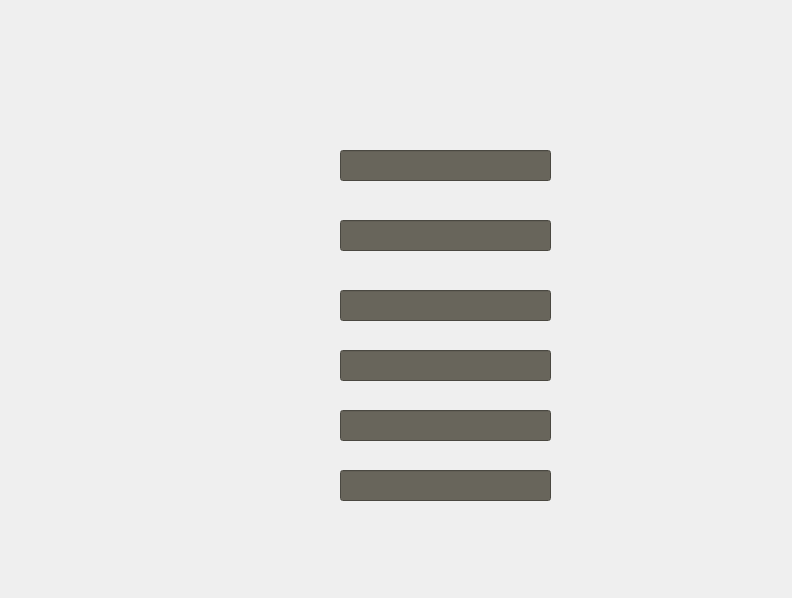
Qt form Client/mainwindow.ui (Amirmahdi-AM/Plants-VS-Zombies) before a commit.
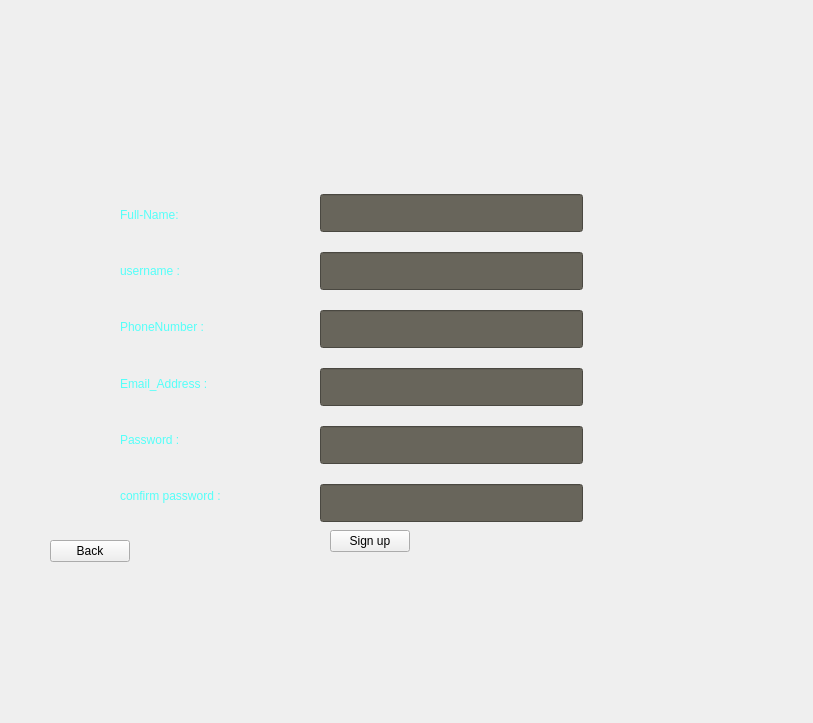
The same form after that commit.

Commit message: Sign up page was designed.sign up picture changed.Regex was used for email validation

```diff
--- a/Client/mainwindow.ui
+++ b/Client/mainwindow.ui
@@ -6,8 +6,8 @@
    <rect>
     <x>0</x>
     <y>0</y>
-    <width>792</width>
-    <height>598</height>
+    <width>813</width>
+    <height>723</height>
    </rect>
   </property>
   <property name="windowTitle">
@@ -21,9 +21,9 @@
     <property name="geometry">
      <rect>
       <x>0</x>
-      <y>10</y>
+      <y>0</y>
       <width>701</width>
-      <height>611</height>
+      <height>571</height>
      </rect>
     </property>
     <property name="currentIndex">
@@ -156,15 +156,44 @@
      </widget>
     </widget>
     <widget class="QWidget" name="Signup">
+     <widget class="QPushButton" name="SignupCheck">
+      <property name="geometry">
+       <rect>
+        <x>330</x>
+        <y>530</y>
+        <width>80</width>
+        <height>22</height>
+       </rect>
+      </property>
+      <property name="text">
+       <string>Sign up</string>
+      </property>
+     </widget>
+     <widget class="QPushButton" name="Back">
+      <property name="geometry">
+       <rect>
+        <x>50</x>
+        <y>540</y>
+        <width>80</width>
+        <height>22</height>
+       </rect>
+      </property>
+      <property name="text">
+       <string>Back</string>
+      </property>
+     </widget>
+     <widget class="QWidget" name="">
+      <property name="geometry">
+       <rect>
+        <x>320</x>
+        <y>180</y>
+        <width>263</width>
+        <height>361</height>
+       </rect>
+      </property>
+      <layout class="QVBoxLayout" name="verticalLayout">
+       <item>
      <widget class="QLineEdit" name="lineEdit_3">
-      <property name="geometry">
-       <rect>
-        <x>340</x>
-        <y>140</y>
-        <width>211</width>
-        <height>31</height>
-       </rect>
-      </property>
       <property name="font">
        <font>
         <family>SWIsot3</family>
@@ -176,15 +205,9 @@
 color: rgb(255, 255, 255);</string>
       </property>
      </widget>
+       </item>
+       <item>
      <widget class="QLineEdit" name="lineEdit_4">
-      <property name="geometry">
-       <rect>
-        <x>340</x>
-        <y>210</y>
-        <width>211</width>
-        <height>31</height>
-       </rect>
-      </property>
       <property name="font">
        <font>
         <family>SWIsot3</family>
@@ -196,15 +219,9 @@
 color: rgb(255, 255, 255);</string>
       </property>
      </widget>
+       </item>
+       <item>
      <widget class="QLineEdit" name="lineEdit_5">
-      <property name="geometry">
-       <rect>
-        <x>340</x>
-        <y>280</y>
-        <width>211</width>
-        <height>31</height>
-       </rect>
-      </property>
       <property name="font">
        <font>
         <family>SWIsot3</family>
@@ -216,15 +233,9 @@
 color: rgb(255, 255, 255);</string>
       </property>
      </widget>
+       </item>
+       <item>
      <widget class="QLineEdit" name="lineEdit_6">
-      <property name="geometry">
-       <rect>
-        <x>340</x>
-        <y>340</y>
-        <width>211</width>
-        <height>31</height>
-       </rect>
-      </property>
       <property name="font">
        <font>
         <family>SWIsot3</family>
@@ -236,15 +247,9 @@
 color: rgb(255, 255, 255);</string>
       </property>
      </widget>
+       </item>
+       <item>
      <widget class="QLineEdit" name="lineEdit_7">
-      <property name="geometry">
-       <rect>
-        <x>340</x>
-        <y>400</y>
-        <width>211</width>
-        <height>31</height>
-       </rect>
-      </property>
       <property name="font">
        <font>
         <family>SWIsot3</family>
@@ -256,15 +261,9 @@
 color: rgb(255, 255, 255);</string>
       </property>
      </widget>
+       </item>
+       <item>
      <widget class="QLineEdit" name="lineEdit_8">
-      <property name="geometry">
-       <rect>
-        <x>340</x>
-        <y>460</y>
-        <width>211</width>
-        <height>31</height>
-       </rect>
-      </property>
       <property name="font">
        <font>
         <family>SWIsot3</family>
@@ -275,6 +274,87 @@
        <string notr="true">background-color: rgb(104, 101, 91);
 color: rgb(255, 255, 255);</string>
       </property>
+        </widget>
+       </item>
+      </layout>
+     </widget>
+     <widget class="QWidget" name="">
+      <property name="geometry">
+       <rect>
+        <x>120</x>
+        <y>190</y>
+        <width>202</width>
+        <height>331</height>
+       </rect>
+      </property>
+      <layout class="QVBoxLayout" name="verticalLayout_2">
+       <item>
+        <widget class="QLabel" name="label_3">
+         <property name="styleSheet">
+          <string notr="true">color: rgb(85, 255, 249);
+font: 18pt &quot;SimSun-ExtB&quot;;</string>
+         </property>
+         <property name="text">
+          <string>Full-Name:</string>
+         </property>
+        </widget>
+       </item>
+       <item>
+        <widget class="QLabel" name="label_5">
+         <property name="styleSheet">
+          <string notr="true">color: rgb(85, 255, 249);
+font: 18pt &quot;SimSun-ExtB&quot;;</string>
+         </property>
+         <property name="text">
+          <string>username : </string>
+         </property>
+        </widget>
+       </item>
+       <item>
+        <widget class="QLabel" name="label_4">
+         <property name="styleSheet">
+          <string notr="true">color: rgb(85, 255, 249);
+font: 18pt &quot;SimSun-ExtB&quot;;</string>
+         </property>
+         <property name="text">
+          <string>PhoneNumber : </string>
+         </property>
+        </widget>
+       </item>
+       <item>
+        <widget class="QLabel" name="label_6">
+         <property name="styleSheet">
+          <string notr="true">color: rgb(85, 255, 249);
+font: 18pt &quot;SimSun-ExtB&quot;;</string>
+         </property>
+         <property name="text">
+          <string>Email_Address : </string>
+         </property>
+        </widget>
+       </item>
+       <item>
+        <widget class="QLabel" name="label_7">
+         <property name="styleSheet">
+          <string notr="true">color: rgb(85, 255, 249);
+font: 18pt &quot;SimSun-ExtB&quot;;</string>
+         </property>
+         <property name="text">
+          <string>Password : </string>
+         </property>
+        </widget>
+       </item>
+       <item>
+        <widget class="QLabel" name="label_9">
+         <property name="styleSheet">
+          <string notr="true">color: rgb(85, 255, 249);
+font: 18pt &quot;SimSun-ExtB&quot;;</string>
+         </property>
+         <property name="text">
+          <string>confirm password : </string>
+         </property>
+        </widget>
+       </item>
+      </layout>
      </widget>
     </widget>
    </widget>
```
Left out of the diff: 2 changed lines with no effect on the pictures. Lines whose indentation alone changed are shown as unchanged. The commit also changes 4 other files.
